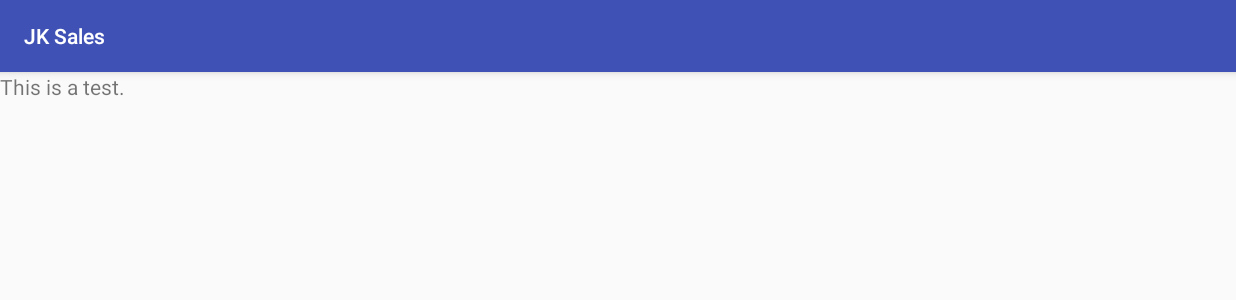
After one commit to Nitinrahgav/JKSales2, an Android app: the DetailActivity screen opened directly, with no data from a screen before it, on a phone screen of 824 x 412 dp (held sideways). The commit adds this screen. Shown: the top 300 px of the screen. Run offline under Robolectric (Android 15) with nearby library versions, the phone set to English and light mode, and no system bars.

```diff
--- /dev/null
+++ b/app/src/main/java/com/jkpaper/jksales/Activity/DetailActivity.java
@@ -0,0 +1,15 @@
+package com.jkpaper.jksales.Activity;
+
+import android.support.v7.app.AppCompatActivity;
+import android.os.Bundle;
+
+import com.jkpaper.jksales.R;
+
+public class DetailActivity extends AppCompatActivity {
+
+    @Override
+    protected void onCreate(Bundle savedInstanceState) {
+        super.onCreate(savedInstanceState);
+        setContentView(R.layout.activity_detail);
+    }
+}
--- /dev/null
+++ b/app/src/main/res/layout/activity_detail.xml
@@ -0,0 +1,12 @@
+<?xml version="1.0" encoding="utf-8"?>
+<LinearLayout xmlns:android="http://schemas.android.com/apk/res/android"
+    xmlns:app="http://schemas.android.com/apk/res-auto"
+    xmlns:tools="http://schemas.android.com/tools"
+    android:layout_width="match_parent"
+    android:layout_height="match_parent"
+    tools:context="com.jkpaper.jksales.Activity.DetailActivity">
+    <TextView
+        android:layout_width="match_parent"
+        android:layout_height="wrap_content"
+        android:text="This is a test."/>
+</LinearLayout>
```
Also changed, not shown: app/src/main/AndroidManifest.xml (+6 -1 lines), app/src/main/java/com/jkpaper/jksales/Adapters/MenuAdapter.java (+6 -1 lines), app/src/main/java/com/jkpaper/jksales/Models/Data.java (+10 -0 lines), app/src/main/java/com/jkpaper/jksales/Models/Detail.java (added, +111 -0 lines).
